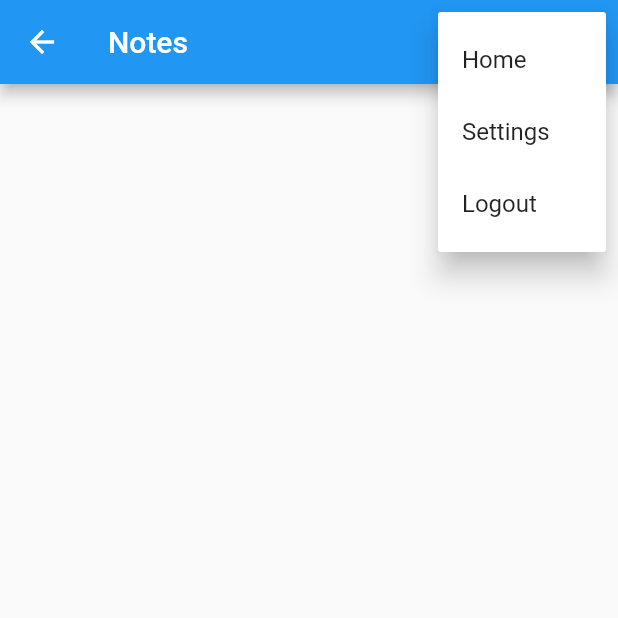
After one commit to abhik-b/mnotes-flutter-app, a Flutter app: the NotesView screen opened directly, after a tap on the "more vert" icon, on a phone screen of 412 x 824 dp, the top half of it. The commit adds this screen. Run offline on Flutter 3.47's test engine with Material 2 defaults, Android fonts, the phone set to English and light mode, and no system bars; our stand-ins replace firebase_auth, firebase_core; accounts and stored records are empty; network calls fail.

Commit message:
logout with alert & menu pop overs

```diff
--- a/lib/views/login_view.dart
+++ b/lib/views/login_view.dart
@@ -75,9 +75,6 @@ class _LoginViewState extends State<LoginView> {
                   .pushNamedAndRemoveUntil('/register/', (route) => false);
             },
           ),
-          const CircularProgressIndicator(
-            strokeWidth: 8,
-          ),
         ],
       ),
     );
--- /dev/null
+++ b/lib/views/notes_view.dart
@@ -0,0 +1,83 @@
+import 'package:firebase_auth/firebase_auth.dart';
+import 'package:flutter/material.dart';
+import 'dart:developer' as devtools show log;
+
+enum MenuAction { home, settings, logout }
+
+class NotesView extends StatefulWidget {
+  const NotesView({Key? key}) : super(key: key);
+
+  @override
+  _NotesViewState createState() => _NotesViewState();
+}
+
+class _NotesViewState extends State<NotesView> {
+  @override
+  Widget build(BuildContext context) {
+    return Scaffold(
+      appBar: AppBar(
+        title: const Text('Notes'),
+        actions: [
+          PopupMenuButton(
+              onSelected: (value) async {
+                switch (value) {
+                  case MenuAction.home:
+                    devtools.log('home');
+                    break;
+                  case MenuAction.settings:
+                    devtools.log('settings');
+                    break;
+                  case MenuAction.logout:
+                    final shouldLogout = await showLogoutDialog(context);
+                    if (shouldLogout) {
+                      FirebaseAuth.instance.signOut();
+                      Navigator.of(context).pushReplacementNamed('/login/');
+                    }
+
+                    break;
+                }
+              },
+              itemBuilder: (context) => [
+                    const PopupMenuItem<MenuAction>(
+                      value: MenuAction.home,
+                      child: Text('Home'),
+                    ),
+                    const PopupMenuItem<MenuAction>(
+                      value: MenuAction.settings,
+                      child: Text('Settings'),
+                    ),
+                    const PopupMenuItem<MenuAction>(
+                      value: MenuAction.logout,
+                      child: Text('Logout'),
+                    ),
+                  ])
+        ],
+      ),
+    );
+  }
+}
+
+Future<bool> showLogoutDialog(BuildContext context) {
+  return showDialog<bool>(
+      context: context,
+      builder: (context) {
+        return AlertDialog(
+          title: const Text('Logout'),
+          content: const Text('Are you sure you want to logout?'),
+          actions: [
+            TextButton(
+              child: const Text('Cancel'),
+              onPressed: () {
+                Navigator.of(context).pop(false);
+              },
+            ),
+            ElevatedButton(
+              child: const Text('Logout'),
+              onPressed: () {
+                Navigator.of(context).pop(true);
+              },
+            ),
+          ],
+        );
+      }).then((value) => value ?? false);
+}
```
Also changed, not shown: lib/main.dart (+13 -10 lines).
